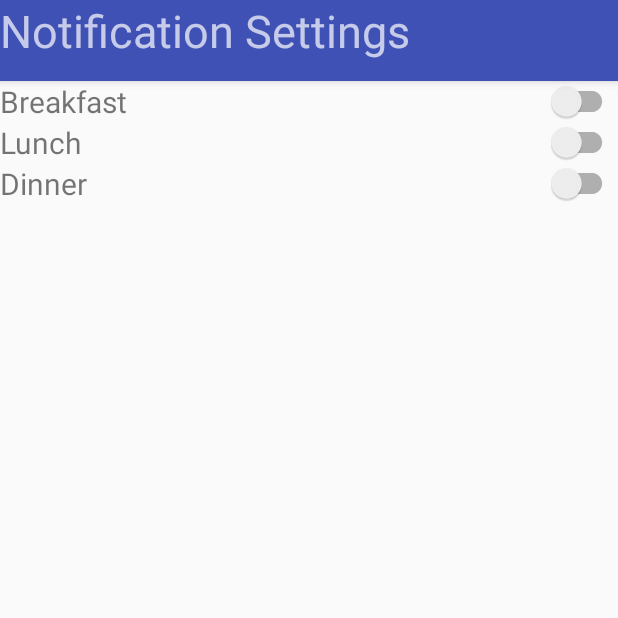
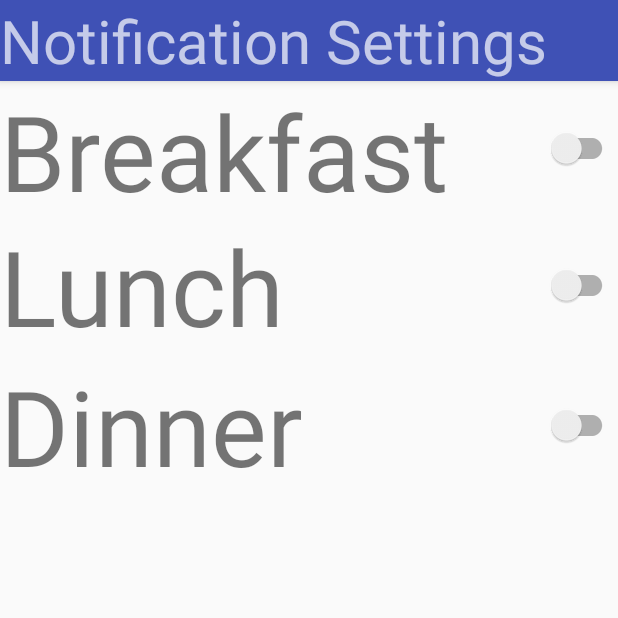
Before and after one commit to Purdue-ACM-SIGAPP/BoilerFaves, an Android app: the NotificationActivity screen opened directly, with no data from a screen before it, on a phone screen of 412 x 824 dp, the top half of it. Run offline under Robolectric (Android 15) with nearby library versions, the phone set to English and light mode, and no system bars; our stand-ins replace ButterKnife.

Commit message:
changed the sizes of breakfast, lunch, and din din

```diff
--- a/app/src/main/res/layout/activity_notification.xml
+++ b/app/src/main/res/layout/activity_notification.xml
@@ -19,7 +19,7 @@
             android:layout_height="wrap_content"
             android:layout_weight="0"
             android:text="@string/NotifTime"
-            android:textSize="30dp"/>
+            android:textSize="40sp"/>
 
         <android.support.v7.widget.Toolbar
             android:id="@+id/toolbar"
@@ -42,21 +42,22 @@
         <LinearLayout
             android:id="@+id/breakfastLine"
             android:layout_width="match_parent"
-            android:layout_height="wrap_content">
+            android:layout_height="90dp">
             <TextView
                 android:id="@+id/breakfast"
-                android:layout_width="wrap_content"
+                android:layout_width="0dp"
                 android:layout_height="wrap_content"
                 android:text="@string/breakfast"
-                android:textSize="20dp"
+                android:textSize="70sp"
                 android:layout_weight="1"
+                android:layout_gravity="start"
                 />
 
             <android.support.v7.widget.SwitchCompat
                 android:id="@+id/breakfastSwitch"
                 android:layout_width="wrap_content"
                 android:layout_height="wrap_content"
-                android:layout_gravity="end" />
+                android:layout_gravity="center" />
         </LinearLayout>
 
         <LinearLayout
@@ -66,18 +67,19 @@
             android:layout_below="@+id/breakfastLine">
             <TextView
                 android:id="@+id/lunch"
-                android:layout_width="wrap_content"
+                android:layout_width="0dp"
                 android:layout_height="wrap_content"
                 android:text="@string/lunch"
-                android:textSize="20dp"
+                android:textSize="70sp"
                 android:layout_weight="1"
+                android:gravity="start"
                 />
 
             <android.support.v7.widget.SwitchCompat
                 android:id="@+id/lunchSwitch"
                 android:layout_width="wrap_content"
                 android:layout_height="wrap_content"
-                android:layout_gravity="end" />
+                android:layout_gravity="center" />
         </LinearLayout>
 
         <LinearLayout
@@ -87,19 +89,19 @@
             android:layout_below="@+id/lunchLine">
             <TextView
                 android:id="@+id/dinner"
-                android:layout_width="wrap_content"
+                android:layout_width="0dp"
                 android:layout_height="wrap_content"
                 android:text="@string/dinner"
-                android:textSize="20dp"
+                android:textSize="70sp"
                 android:layout_weight="1"
+                android:gravity="start"
                 />
 
             <android.support.v7.widget.SwitchCompat
                 android:id="@+id/dinnerSwitch"
                 android:layout_width="wrap_content"
                 android:layout_height="wrap_content"
-                android:layout_gravity="end"
-                android:gravity="right"/>
+                android:layout_gravity="center"/>
         </LinearLayout>
 
 
```
